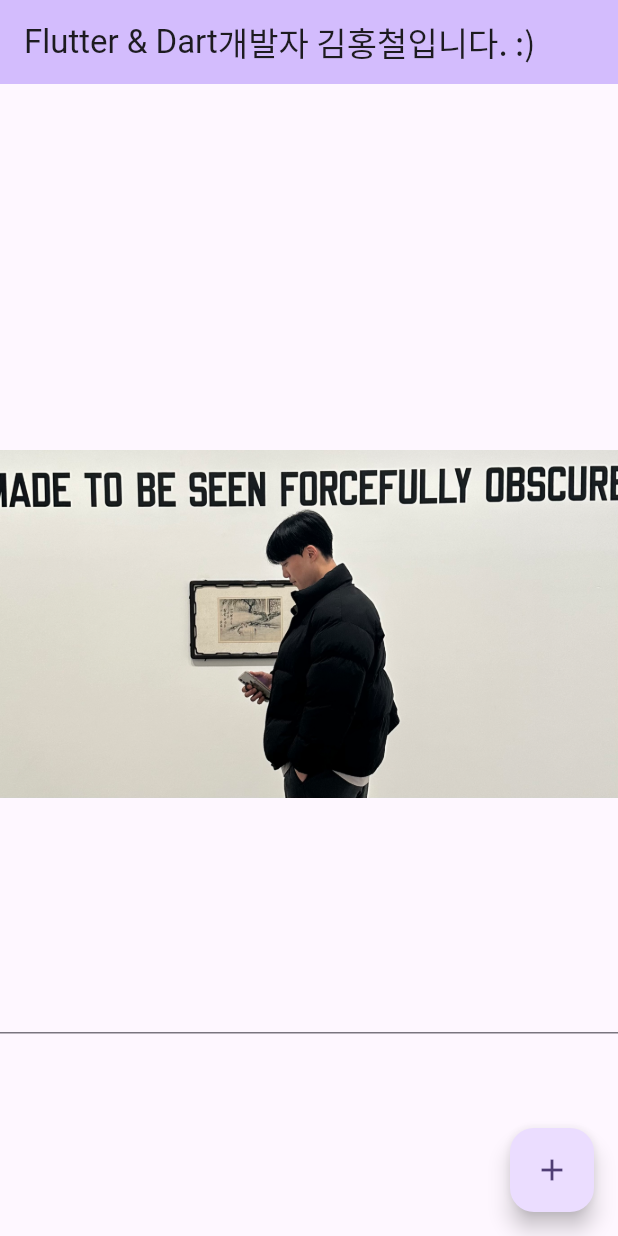
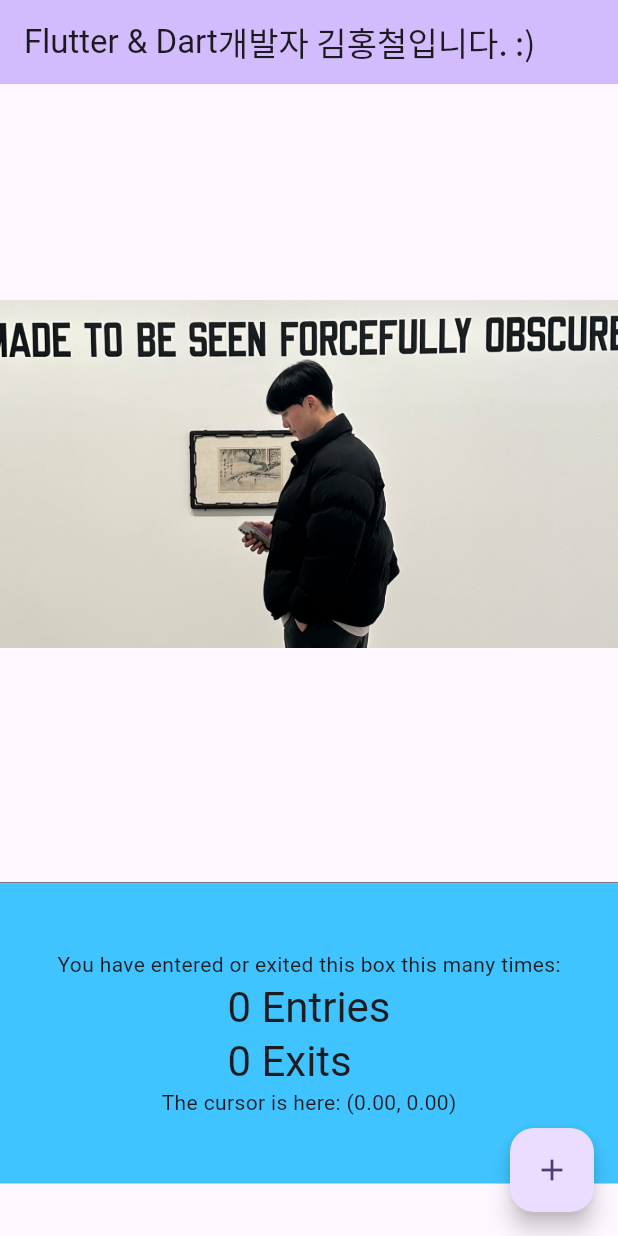
Before and after one commit to carminesteel/flutter_web_portfolio, a Flutter app: the screen it shows after launch, on a phone screen of 412 x 824 dp. Run offline on Flutter 3.47's test engine with Material 3 defaults, Android fonts, the phone set to English and light mode, and no system bars; our stand-ins replace cloud_firestore, firebase_core; accounts and stored records are empty.

Commit message:
중간 커밋

```diff
--- a/lib/components/common/mouse_coordinator.dart
+++ b/lib/components/common/mouse_coordinator.dart
@@ -1,15 +1,66 @@
 import 'package:flutter/material.dart';
 
+/// 마우스 위치를 체크하여 child 위젯의 중앙 오프셋 기준 거리를 계산한다.
 class MouseCoordinator extends StatefulWidget {
-  const MouseCoordinator({super.key});
+  const MouseCoordinator({required this.childKey, super.key});
+
+  final GlobalKey childKey;
 
   @override
   State<MouseCoordinator> createState() => _MouseCoordinatorState();
 }
 
 class _MouseCoordinatorState extends State<MouseCoordinator> {
+  int _enterCounter = 0;
+  int _exitCounter = 0;
+  double x = 0.0;
+  double y = 0.0;
+
+  void _incrementEnter(PointerEvent details) {
+    setState(() {
+      _enterCounter++;
+    });
+  }
+
+  void _incrementExit(PointerEvent details) {
+    setState(() {
+      _exitCounter++;
+    });
+  }
+
+  void _updateLocation(PointerEvent details) {
+    setState(() {
+      x = details.position.dx;
+      y = details.position.dy;
+    });
+  }
+
   @override
   Widget build(BuildContext context) {
-    return const Placeholder();
+    return ConstrainedBox(
+      constraints: BoxConstraints.tight(const Size(1300.0, 200.0)),
+      child: MouseRegion(
+        onEnter: _incrementEnter,
+        onHover: _updateLocation,
+        onExit: _incrementExit,
+        child: ColoredBox(
+          color: Colors.lightBlueAccent,
+          child: Column(
+            mainAxisAlignment: MainAxisAlignment.center,
+            children: <Widget>[
+              const Text(
+                  'You have entered or exited this box this many times:'),
+              Text(
+                '$_enterCounter Entries\n$_exitCounter Exits',
+                style: Theme.of(context).textTheme.headlineMedium,
+              ),
+              Text(
+                'The cursor is here: (${x.toStringAsFixed(2)}, ${y.toStringAsFixed(2)})',
+              ),
+            ],
+          ),
+        ),
+      ),
+    );
   }
 }
--- a/lib/main.dart
+++ b/lib/main.dart
@@ -2,6 +2,7 @@ import 'package:cloud_firestore/cloud_firestore.dart';
 import 'package:firebase_core/firebase_core.dart';
 import 'package:flutter/material.dart';
 import 'package:flutter_web_portfolio/common/fonts.dart';
+import 'package:flutter_web_portfolio/components/common/mouse_coordinator.dart';
 import 'package:flutter_web_portfolio/constants/file_path.dart';
 import 'package:flutter_web_portfolio/firebase_options.dart';
 
@@ -36,6 +37,9 @@ class MyHomePage extends StatefulWidget {
 }
 
 class _MyHomePageState extends State<MyHomePage> {
+  final GlobalKey profileImageKey = GlobalKey();
+
+  // firebase 구현필요
   final db = FirebaseFirestore.instance;
 
   final user = <String, dynamic>{
@@ -67,6 +71,7 @@ class _MyHomePageState extends State<MyHomePage> {
           children: <Widget>[
             Image.asset(
               '$PHOTO/main_profile.jpg',
+              key: profileImageKey,
               fit: BoxFit.contain,
               width: 1600 / 2,
               height: 900 / 2,
@@ -77,6 +82,9 @@ class _MyHomePageState extends State<MyHomePage> {
                     (DocumentReference doc) =>
                         print('DocumentSnapshot added with ID: ${doc.id}'));
               },
+            ),
+            MouseCoordinator(
+              childKey: profileImageKey,
             )
           ],
         ),
```
